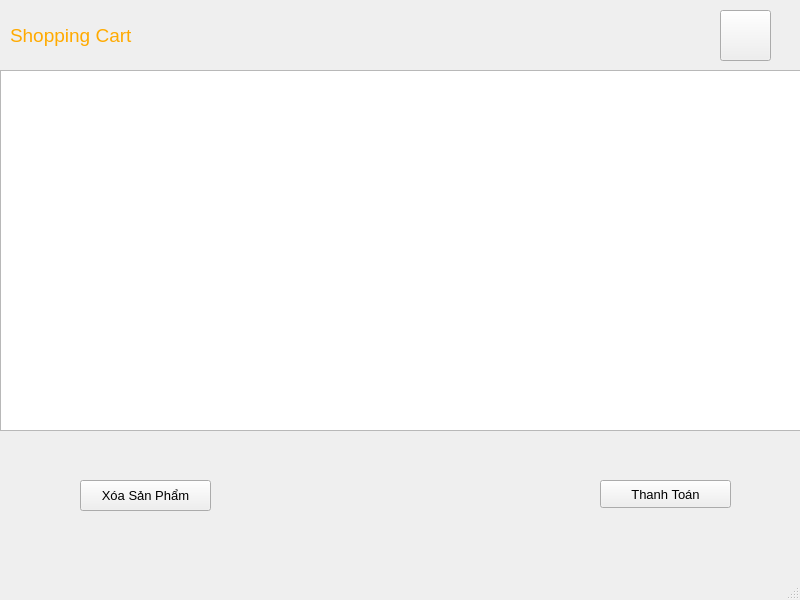
The window that app_conline/shopping_carter.ui (quocbaotran01/nextgen-pti) describes before a commit, drawn with Qt 5.
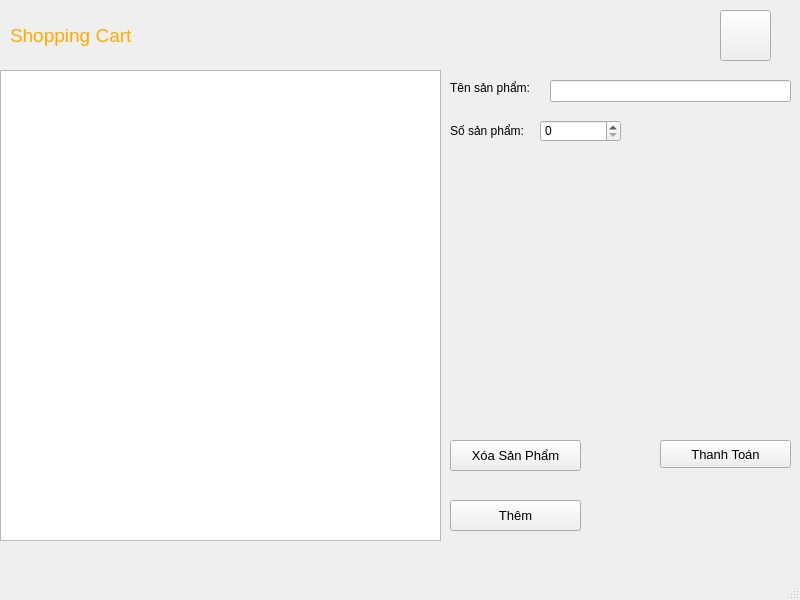
The same window after the commit. Icons and pictures are not drawn.

Diff of the .ui file:
```diff
--- a/app_conline/shopping_carter.ui
+++ b/app_conline/shopping_carter.ui
@@ -19,25 +19,25 @@
      <rect>
       <x>0</x>
       <y>70</y>
-      <width>801</width>
-      <height>361</height>
+      <width>441</width>
+      <height>471</height>
      </rect>
     </property>
    </widget>
    <widget class="QWidget" name="widget" native="true">
     <property name="geometry">
      <rect>
-      <x>0</x>
+      <x>440</x>
       <y>430</y>
-      <width>801</width>
+      <width>361</width>
       <height>111</height>
      </rect>
     </property>
     <widget class="QPushButton" name="pushButton_2">
      <property name="geometry">
       <rect>
-       <x>80</x>
-       <y>50</y>
+       <x>10</x>
+       <y>10</y>
        <width>131</width>
        <height>31</height>
       </rect>
@@ -54,8 +54,8 @@
     <widget class="QPushButton" name="pushButton_3">
      <property name="geometry">
       <rect>
-       <x>600</x>
-       <y>50</y>
+       <x>220</x>
+       <y>10</y>
        <width>131</width>
        <height>28</height>
       </rect>
@@ -69,6 +69,27 @@
       <string>Thanh Toán</string>
      </property>
     </widget>
+    <widget class="QPushButton" name="pushButton_them">
+     <property name="geometry">
+      <rect>
+       <x>10</x>
+       <y>70</y>
+       <width>131</width>
+       <height>31</height>
+      </rect>
+     </property>
+     <property name="font">
+      <font>
+       <pointsize>10</pointsize>
+      </font>
+     </property>
+     <property name="cursor">
+      <cursorShape>PointingHandCursor</cursorShape>
+     </property>
+     <property name="text">
+      <string>Thêm</string>
+     </property>
+    </widget>
    </widget>
    <widget class="QLabel" name="label_main_name">
     <property name="geometry">
@@ -114,6 +135,62 @@
      </size>
     </property>
    </widget>
+   <widget class="QWidget" name="widget_2" native="true">
+    <property name="geometry">
+     <rect>
+      <x>440</x>
+      <y>70</y>
+      <width>361</width>
+      <height>361</height>
+     </rect>
+    </property>
+    <widget class="QLabel" name="label_tensanpham">
+     <property name="geometry">
+      <rect>
+       <x>10</x>
+       <y>10</y>
+       <width>91</width>
+       <height>16</height>
+      </rect>
+     </property>
+     <property name="text">
+      <string>Tên sản phẩm:</string>
+     </property>
+    </widget>
+    <widget class="QLineEdit" name="lineEdit_name">
+     <property name="geometry">
+      <rect>
+       <x>110</x>
+       <y>10</y>
+       <width>241</width>
+       <height>22</height>
+      </rect>
+     </property>
+    </widget>
+    <widget class="QSpinBox" name="spinBox_quantity">
+     <property name="geometry">
+      <rect>
+       <x>100</x>
+       <y>50</y>
+       <width>81</width>
+       <height>22</height>
+      </rect>
+     </property>
+    </widget>
+    <widget class="QLabel" name="label_2">
+     <property name="geometry">
+      <rect>
+       <x>10</x>
+       <y>50</y>
+       <width>91</width>
+       <height>21</height>
+      </rect>
+     </property>
+     <property name="text">
+      <string>Số sản phẩm:</string>
+     </property>
+    </widget>
+   </widget>
   </widget>
   <widget class="QMenuBar" name="menubar">
    <property name="geometry">
```
Left out of the diff: 13 changed lines with no effect on the pictures.
